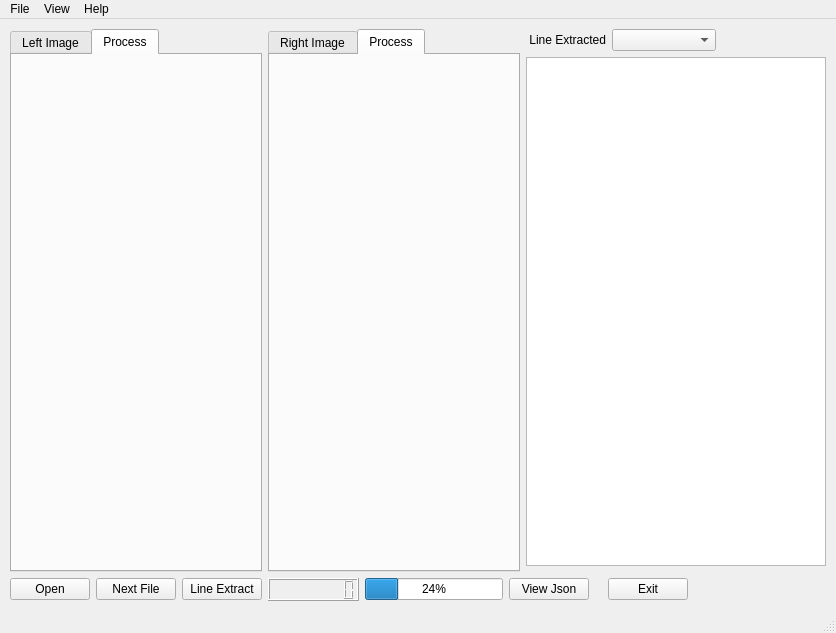
Qt form python_src/30_tensor_flow_ex/ex02_bin/QtLineExtractor.ui (openvisual/open-visual-machine-learning) before a commit.
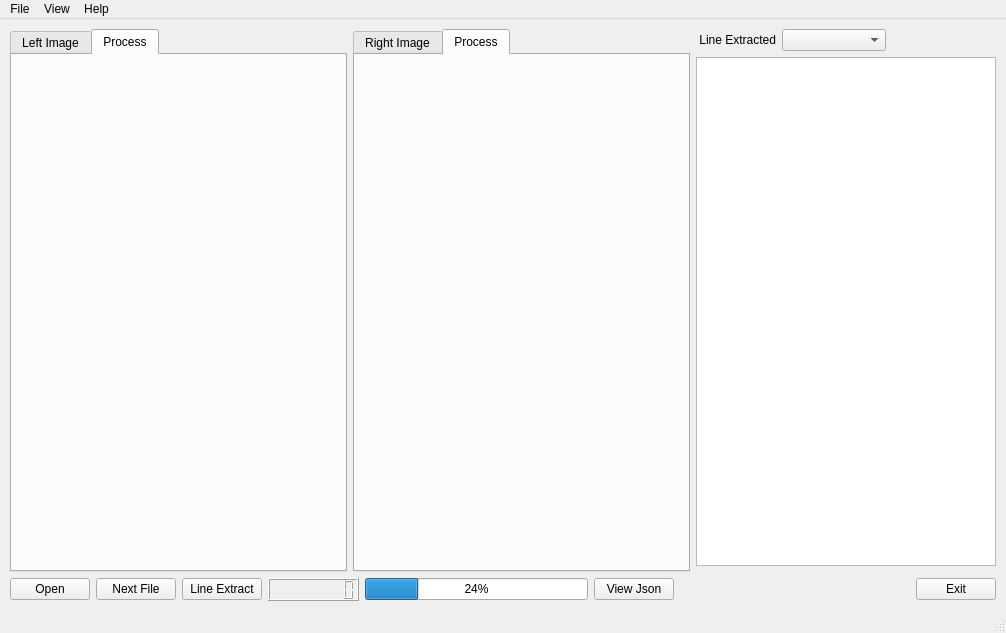
The same form after that commit. Icons and pictures are not drawn.

Commit message: next file clicked 구현

What changed in the file:
```diff
--- a/python_src/30_tensor_flow_ex/ex02_bin/QtLineExtractor.ui
+++ b/python_src/30_tensor_flow_ex/ex02_bin/QtLineExtractor.ui
@@ -6,7 +6,7 @@
    <rect>
     <x>0</x>
     <y>0</y>
-    <width>836</width>
+    <width>1006</width>
     <height>633</height>
    </rect>
   </property>
@@ -164,16 +164,6 @@
         </property>
        </widget>
       </item>
-      <item>
-       <widget class="QPushButton" name="exitBtn">
-        <property name="text">
-         <string>Exit</string>
-        </property>
-        <property name="shortcut">
-         <string>Ctrl+X</string>
-        </property>
-       </widget>
-      </item>
       <item>
        <spacer name="horizontalSpacer">
         <property name="orientation">
@@ -187,6 +177,16 @@
         </property>
        </spacer>
       </item>
+      <item>
+       <widget class="QPushButton" name="exitBtn">
+        <property name="text">
+         <string>Exit</string>
+        </property>
+        <property name="shortcut">
+         <string>Ctrl+S</string>
+        </property>
+       </widget>
+      </item>
      </layout>
     </item>
     <item row="1" column="1">
@@ -206,7 +206,7 @@
     <rect>
      <x>0</x>
      <y>0</y>
-     <width>836</width>
+     <width>1006</width>
      <height>21</height>
     </rect>
    </property>
```
The commit also changes 1 other file.
